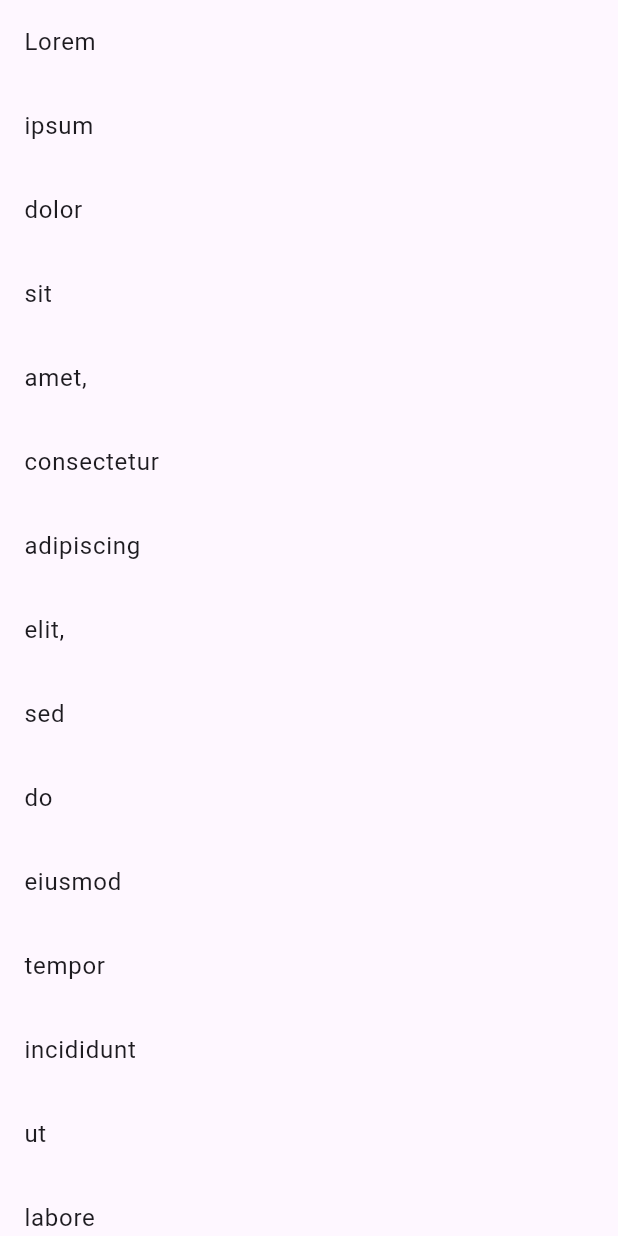
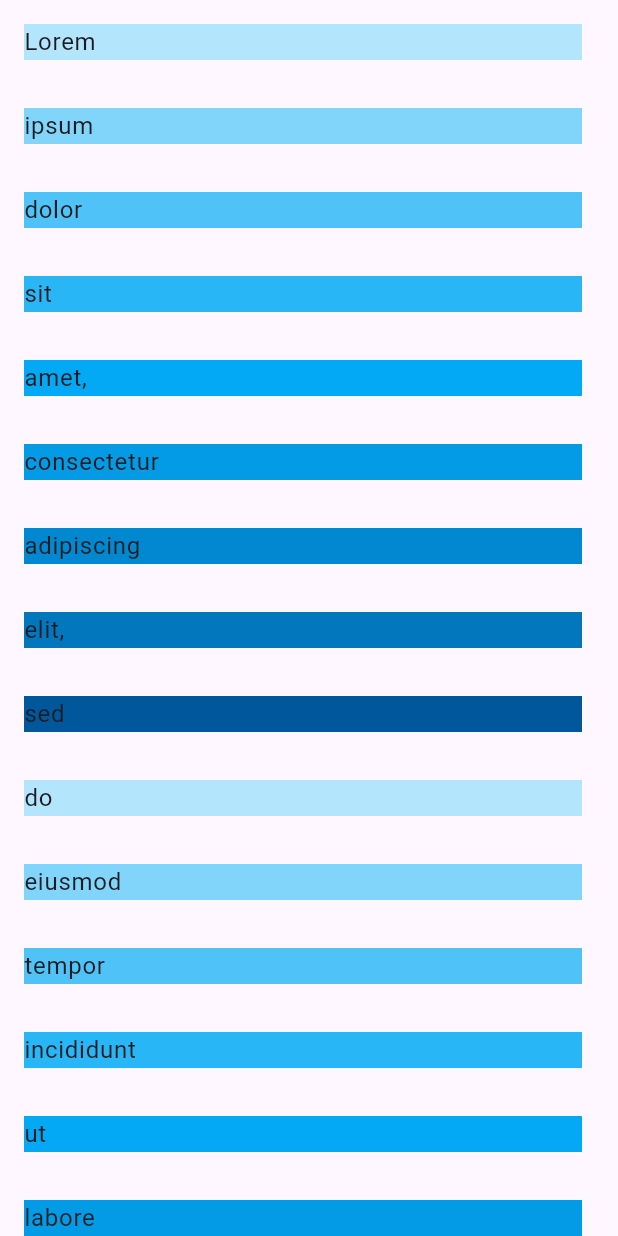
Before and after one commit to Kartikey2011yadav/flutter_ui, a Flutter app: the screen it shows after launch, on a phone screen of 412 x 824 dp. Run offline on Flutter 3.47's test engine with Material 3 defaults, Android fonts, the phone set to English and light mode, and no system bars.

Commit message:
list_view_builder.dart update

```diff
--- a/lib/list_view_builder.dart
+++ b/lib/list_view_builder.dart
@@ -28,7 +28,9 @@ class list_view_builder extends StatelessWidget {
         body: ListView.builder(
           itemCount: newList.length,
           itemBuilder: (context, index) => ListTile(
-            title: Text(newList[index]),
+            title: Container(
+              color: Colors.lightBlue[((index % 9)+1)*100],
+              child: Text(newList[index])),
           ),
         ),
       ),
```
